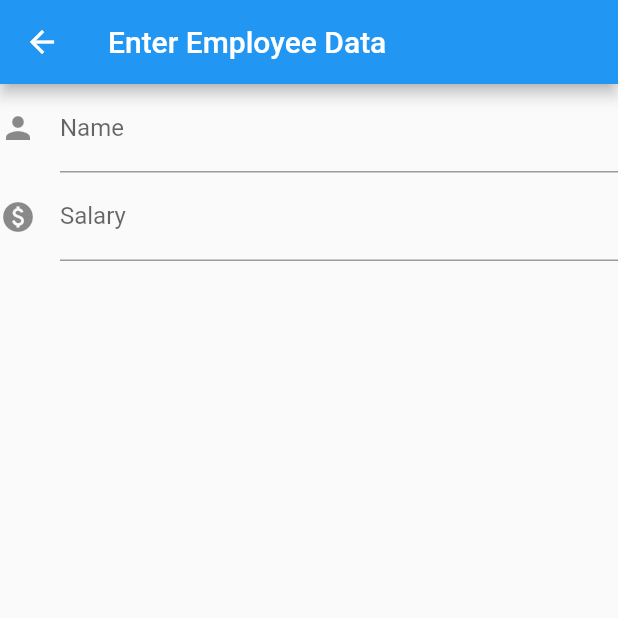
After one commit to Ashmit101/kapaas, a Flutter app: the EmployeesForm screen opened directly, on a phone screen of 412 x 824 dp, the top half of it. The commit adds this screen. Run offline on Flutter 3.47's test engine with Material 2 defaults, Android fonts, the phone set to English and light mode, and no system bars; our stand-ins replace carousel_slider, drift, font_awesome_flutter; accounts and stored records are empty; generated files the repository leaves out were written again.

Commit message:
Add form for employees.
See: #16

```diff
--- a/lib/database/tables.dart
+++ b/lib/database/tables.dart
@@ -39,6 +39,7 @@ class Measurements extends Table {
 class Employees extends Table {
   IntColumn get id => integer().autoIncrement().nullable()();
   RealColumn get salary => real()();
+  TextColumn get name => text().withLength(max: 32)();
 }
 
 @DriftDatabase(tables: [Customers, Products, Orders, Measurements, Employees])
--- a/lib/forms/customers_form.dart
+++ b/lib/forms/customers_form.dart
@@ -1,9 +1,6 @@
 import 'package:flutter/material.dart';
 import 'package:kapaas/database/tables.dart';
 import 'package:provider/provider.dart';
-// import 'package:kapaas/entities/customer.dart';
-
-// DbHelper _dbHelper = DbHelper();
 
 class CustomersForm extends StatefulWidget {
   const CustomersForm({Key? key}) : super(key: key);
--- /dev/null
+++ b/lib/forms/employees_form.dart
@@ -0,0 +1,62 @@
+import 'package:flutter/material.dart';
+
+class EmployeesForm extends StatefulWidget {
+  const EmployeesForm({Key? key}) : super(key: key);
+
+  @override
+  State<StatefulWidget> createState() => _EmployeesFormState();
+}
+
+class _EmployeesFormState extends State<EmployeesForm> {
+  final GlobalKey<FormState> _formKey = GlobalKey<FormState>();
+  final TextEditingController nameController = TextEditingController();
+  final TextEditingController salaryController = TextEditingController();
+
+  @override
+  Widget build(BuildContext context) {
+    return Scaffold(
+      appBar: AppBar(
+        title: const Text('Enter Employee Data'),
+      ),
+      body: Form(
+        key: _formKey,
+        child: Column(
+          children: [
+            TextFormField(
+              decoration: const InputDecoration(
+                icon: Icon(Icons.person),
+                hintText: 'What is the employee\'s name?',
+                label: Text('Name'),
+              ),
+              controller: nameController,
+              keyboardType: TextInputType.name,
+              validator: ((value) {
+                if (value == null || value.isEmpty) {
+                  return 'Please enter a name';
+                }
+                return null;
+              }),
+            ),
+            TextFormField(
+              decoration: const InputDecoration(
+                icon: Icon(Icons.paid),
+                hintText: 'How much is the salary?',
+                label: Text('Salary'),
+              ),
+              controller: salaryController,
+              keyboardType: TextInputType.phone,
+              validator: (((value) {
+                if (value == null || value.isEmpty) {
+                  return 'Please enter a salary';
+                } else if (double.parse(value) < 10000.00) {
+                  return 'Salary must be at least 10000';
+                }
+                return null;
+              })),
+            ),
+          ],
+        ),
+      ),
+    );
+  }
+}
```
